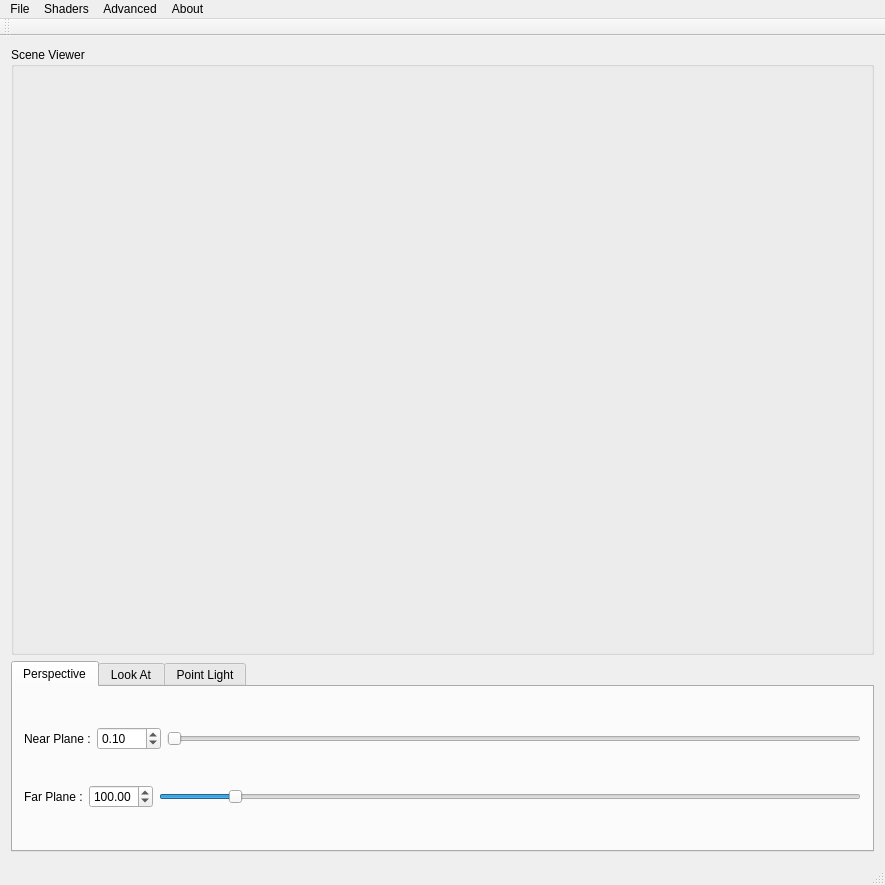
osciva/UB-GIVD-ZBuffer, file mainwindow.ui: the form before one commit.
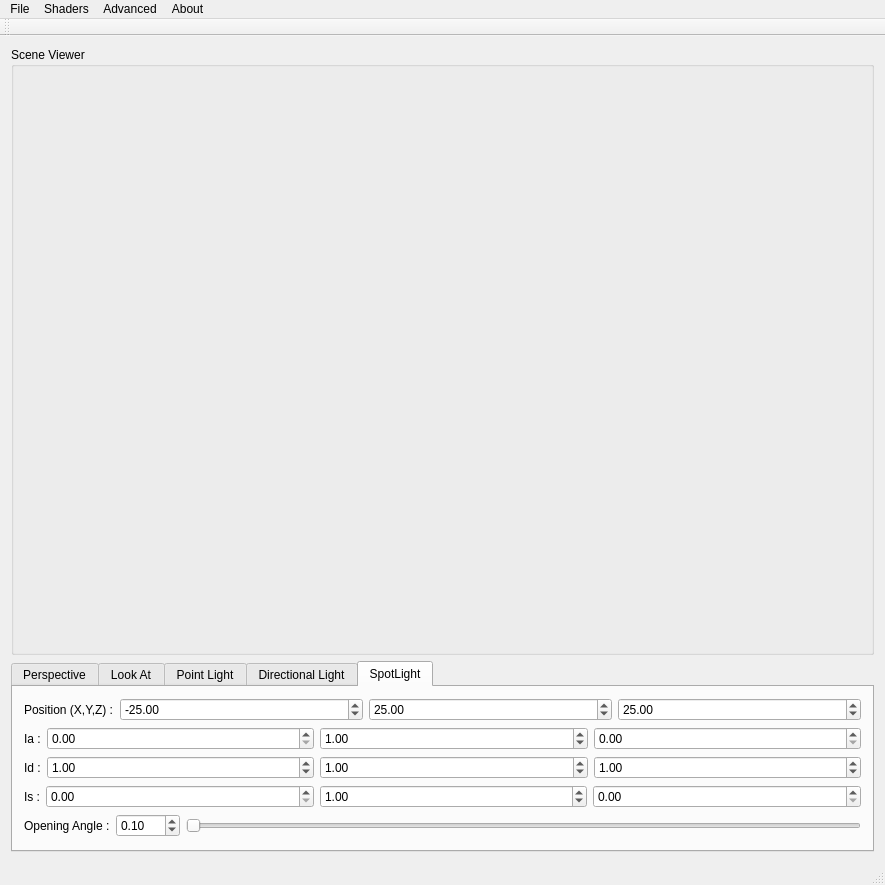
The form after the commit.

Commit message: Added DirectionalLight & SpotLight to mainwindow.ui

```diff
--- a/mainwindow.ui
+++ b/mainwindow.ui
@@ -15,6 +15,42 @@
   </property>
   <widget class="QWidget" name="centralWidget">
    <layout class="QGridLayout" name="gridLayout">
+    <item row="15" column="0">
+     <widget class="QGroupBox" name="groupBox">
+      <property name="sizePolicy">
+       <sizepolicy hsizetype="Preferred" vsizetype="Expanding">
+        <horstretch>0</horstretch>
+        <verstretch>0</verstretch>
+       </sizepolicy>
+      </property>
+      <property name="maximumSize">
+       <size>
+        <width>85000</width>
+        <height>85000</height>
+       </size>
+      </property>
+      <property name="title">
+       <string>Scene Viewer</string>
+      </property>
+      <layout class="QGridLayout" name="gridLayout_2">
+       <property name="leftMargin">
+        <number>0</number>
+       </property>
+       <property name="topMargin">
+        <number>0</number>
+       </property>
+       <property name="rightMargin">
+        <number>0</number>
+       </property>
+       <property name="bottomMargin">
+        <number>0</number>
+       </property>
+       <property name="spacing">
+        <number>0</number>
+       </property>
+      </layout>
+     </widget>
+    </item>
     <item row="16" column="0">
      <widget class="QTabWidget" name="mainTabs">
       <property name="sizePolicy">
@@ -24,7 +60,7 @@
        </sizepolicy>
       </property>
       <property name="currentIndex">
-       <number>0</number>
+       <number>4</number>
       </property>
       <widget class="QWidget" name="perspectiveTab">
        <attribute name="title">
@@ -575,42 +611,528 @@
         </item>
        </layout>
       </widget>
-     </widget>
-    </item>
-    <item row="15" column="0">
-     <widget class="QGroupBox" name="groupBox">
-      <property name="sizePolicy">
-       <sizepolicy hsizetype="Preferred" vsizetype="Expanding">
-        <horstretch>0</horstretch>
-        <verstretch>0</verstretch>
-       </sizepolicy>
-      </property>
-      <property name="maximumSize">
-       <size>
-        <width>85000</width>
-        <height>85000</height>
-       </size>
-      </property>
-      <property name="title">
-       <string>Scene Viewer</string>
-      </property>
-      <layout class="QGridLayout" name="gridLayout_2">
-       <property name="leftMargin">
-        <number>0</number>
-       </property>
-       <property name="topMargin">
-        <number>0</number>
-       </property>
-       <property name="rightMargin">
-        <number>0</number>
-       </property>
-       <property name="bottomMargin">
-        <number>0</number>
-       </property>
-       <property name="spacing">
-        <number>0</number>
-       </property>
-      </layout>
+      <widget class="QWidget" name="diffuseLightTab">
+       <attribute name="title">
+        <string>Directional Light</string>
+       </attribute>
+       <layout class="QGridLayout" name="gridLayout_5">
+        <item row="1" column="0">
+         <layout class="QHBoxLayout" name="horizontalLayout_14">
+          <item>
+           <widget class="QLabel" name="label_12">
+            <property name="sizePolicy">
+             <sizepolicy hsizetype="Fixed" vsizetype="Preferred">
+              <horstretch>0</horstretch>
+              <verstretch>0</verstretch>
+             </sizepolicy>
+            </property>
+            <property name="text">
+             <string>Ia :</string>
+            </property>
+           </widget>
+          </item>
+          <item>
+           <widget class="QDoubleSpinBox" name="lightIa1Spin">
+            <property name="singleStep">
+             <double>0.100000000000000</double>
+            </property>
+            <property name="value">
+             <double>0.000000000000000</double>
+            </property>
+           </widget>
+          </item>
+          <item>
+           <widget class="QDoubleSpinBox" name="lightIa2Spin">
+            <property name="singleStep">
+             <double>0.100000000000000</double>
+            </property>
+            <property name="value">
+             <double>1.000000000000000</double>
+            </property>
+           </widget>
+          </item>
+          <item>
+           <widget class="QDoubleSpinBox" name="lightIa3Spin">
+            <property name="singleStep">
+             <double>0.100000000000000</double>
+            </property>
+            <property name="value">
+             <double>0.000000000000000</double>
+            </property>
+           </widget>
+          </item>
+         </layout>
+        </item>
+        <item row="3" column="0">
+         <layout class="QHBoxLayout" name="horizontalLayout_41">
+          <item>
+           <widget class="QLabel" name="label_21">
+            <property name="sizePolicy">
+             <sizepolicy hsizetype="Fixed" vsizetype="Preferred">
+              <horstretch>0</horstretch>
+              <verstretch>0</verstretch>
+             </sizepolicy>
+            </property>
+            <property name="text">
+             <string>Is :</string>
+            </property>
+           </widget>
+          </item>
+          <item>
+           <widget class="QDoubleSpinBox" name="lightIs1Spin">
+            <property name="singleStep">
+             <double>0.100000000000000</double>
+            </property>
+            <property name="value">
+             <double>0.000000000000000</double>
+            </property>
+           </widget>
+          </item>
+          <item>
+           <widget class="QDoubleSpinBox" name="lightIs2Spin">
+            <property name="singleStep">
+             <double>0.100000000000000</double>
+            </property>
+            <property name="value">
+             <double>1.000000000000000</double>
+            </property>
+           </widget>
+          </item>
+          <item>
+           <widget class="QDoubleSpinBox" name="lightIs3Spin">
+            <property name="singleStep">
+             <double>0.100000000000000</double>
+            </property>
+            <property name="value">
+             <double>0.000000000000000</double>
+            </property>
+           </widget>
+          </item>
+         </layout>
+        </item>
+        <item row="4" column="0">
+         <layout class="QHBoxLayout" name="horizontalLayout_42">
+          <item>
+           <widget class="QLabel" name="label_421">
+            <property name="sizePolicy">
+             <sizepolicy hsizetype="Fixed" vsizetype="Preferred">
+              <horstretch>0</horstretch>
+              <verstretch>0</verstretch>
+             </sizepolicy>
+            </property>
+            <property name="text">
+             <string>Direction :</string>
+            </property>
+           </widget>
+          </item>
+          <item>
+           <widget class="QDoubleSpinBox" name="lightCoefA">
+            <property name="singleStep">
+             <double>0.100000000000000</double>
+            </property>
+            <property name="value">
+             <double>0.000000000000000</double>
+            </property>
+           </widget>
+          </item>
+          <item>
+           <widget class="QDoubleSpinBox" name="lightCoefB">
+            <property name="singleStep">
+             <double>0.100000000000000</double>
+            </property>
+            <property name="value">
+             <double>0.000000000000000</double>
+            </property>
+           </widget>
+          </item>
+          <item>
+           <widget class="QDoubleSpinBox" name="lightCoefC">
+            <property name="singleStep">
+             <double>0.100000000000000</double>
+            </property>
+            <property name="value">
+             <double>1.000000000000000</double>
+            </property>
+           </widget>
+          </item>
+         </layout>
+        </item>
+        <item row="0" column="0">
+         <layout class="QHBoxLayout" name="horizontalLayout_13">
+          <item>
+           <widget class="QLabel" name="label_11">
+            <property name="sizePolicy">
+             <sizepolicy hsizetype="Fixed" vsizetype="Preferred">
+              <horstretch>0</horstretch>
+              <verstretch>0</verstretch>
+             </sizepolicy>
+            </property>
+            <property name="text">
+             <string>Position (X,Y,Z) :</string>
+            </property>
+           </widget>
+          </item>
+          <item>
+           <widget class="QDoubleSpinBox" name="lightPosXSpin">
+            <property name="minimum">
+             <double>-99999.000000000000000</double>
+            </property>
+            <property name="maximum">
+             <double>99999.000000000000000</double>
+            </property>
+            <property name="singleStep">
+             <double>0.100000000000000</double>
+            </property>
+            <property name="value">
+             <double>-25.000000000000000</double>
+            </property>
+           </widget>
+          </item>
+          <item>
+           <widget class="QDoubleSpinBox" name="lightPosYSpin">
+            <property name="minimum">
+             <double>-99999.000000000000000</double>
+            </property>
+            <property name="maximum">
+             <double>99999.000000000000000</double>
+            </property>
+            <property name="singleStep">
+             <double>0.100000000000000</double>
+            </property>
+            <property name="value">
+             <double>25.000000000000000</double>
+            </property>
+           </widget>
+          </item>
+          <item>
+           <widget class="QDoubleSpinBox" name="lightPosZSpin">
+            <property name="minimum">
+             <double>-99999.000000000000000</double>
+            </property>
+            <property name="maximum">
+             <double>99999.000000000000000</double>
+            </property>
+            <property name="singleStep">
+             <double>0.100000000000000</double>
+            </property>
+            <property name="value">
+             <double>25.000000000000000</double>
+            </property>
+           </widget>
+          </item>
+         </layout>
+        </item>
+        <item row="2" column="0">
+         <layout class="QHBoxLayout" name="horizontalLayout_15">
+          <item>
+           <widget class="QLabel" name="label_13">
+            <property name="sizePolicy">
+             <sizepolicy hsizetype="Fixed" vsizetype="Preferred">
+              <horstretch>0</horstretch>
+              <verstretch>0</verstretch>
+             </sizepolicy>
+            </property>
+            <property name="text">
+             <string>Id :</string>
+            </property>
+           </widget>
+          </item>
+          <item>
+           <widget class="QDoubleSpinBox" name="lightId1Spin">
+            <property name="singleStep">
+             <double>0.100000000000000</double>
+            </property>
+            <property name="value">
+             <double>1.000000000000000</double>
+            </property>
+           </widget>
+          </item>
+          <item>
+           <widget class="QDoubleSpinBox" name="lightId2Spin">
+            <property name="singleStep">
+             <double>0.100000000000000</double>
+            </property>
+            <property name="value">
+             <double>1.000000000000000</double>
+            </property>
+           </widget>
+          </item>
+          <item>
+           <widget class="QDoubleSpinBox" name="lightId3Spin">
+            <property name="singleStep">
+             <double>0.100000000000000</double>
+            </property>
+            <property name="value">
+             <double>1.000000000000000</double>
+            </property>
+           </widget>
+          </item>
+         </layout>
+        </item>
+       </layout>
+      </widget>
+      <widget class="QWidget" name="diffuseLightTab">
+       <attribute name="title">
+        <string>SpotLight</string>
+       </attribute>
+       <layout class="QGridLayout" name="gridLayout_5">
+        <item row="1" column="0">
+         <layout class="QHBoxLayout" name="horizontalLayout_14">
+          <item>
+           <widget class="QLabel" name="label_12">
+            <property name="sizePolicy">
+             <sizepolicy hsizetype="Fixed" vsizetype="Preferred">
+              <horstretch>0</horstretch>
+              <verstretch>0</verstretch>
+             </sizepolicy>
+            </property>
+            <property name="text">
+             <string>Ia :</string>
+            </property>
+           </widget>
+          </item>
+          <item>
+           <widget class="QDoubleSpinBox" name="lightIa1Spin">
+            <property name="singleStep">
+             <double>0.100000000000000</double>
+            </property>
+            <property name="value">
+             <double>0.000000000000000</double>
+            </property>
+           </widget>
+          </item>
+          <item>
+           <widget class="QDoubleSpinBox" name="lightIa2Spin">
+            <property name="singleStep">
+             <double>0.100000000000000</double>
+            </property>
+            <property name="value">
+             <double>1.000000000000000</double>
+            </property>
+           </widget>
+          </item>
+          <item>
+           <widget class="QDoubleSpinBox" name="lightIa3Spin">
+            <property name="singleStep">
+             <double>0.100000000000000</double>
+            </property>
+            <property name="value">
+             <double>0.000000000000000</double>
+            </property>
+           </widget>
+          </item>
+         </layout>
+        </item>
+        <item row="3" column="0">
+         <layout class="QHBoxLayout" name="horizontalLayout_41">
+          <item>
+           <widget class="QLabel" name="label_21">
+            <property name="sizePolicy">
+             <sizepolicy hsizetype="Fixed" vsizetype="Preferred">
+              <horstretch>0</horstretch>
+              <verstretch>0</verstretch>
+             </sizepolicy>
+            </property>
+            <property name="text">
+             <string>Is :</string>
+            </property>
+           </widget>
+          </item>
+          <item>
+           <widget class="QDoubleSpinBox" name="lightIs1Spin">
+            <property name="singleStep">
+             <double>0.100000000000000</double>
+            </property>
+            <property name="value">
+             <double>0.000000000000000</double>
+            </property>
+           </widget>
+          </item>
+          <item>
+           <widget class="QDoubleSpinBox" name="lightIs2Spin">
+            <property name="singleStep">
+             <double>0.100000000000000</double>
+            </property>
+            <property name="value">
+             <double>1.000000000000000</double>
+            </property>
+           </widget>
+          </item>
+          <item>
+           <widget class="QDoubleSpinBox" name="lightIs3Spin">
+            <property name="singleStep">
+             <double>0.100000000000000</double>
+            </property>
+            <property name="value">
+             <double>0.000000000000000</double>
+            </property>
+           </widget>
+          </item>
+         </layout>
+        </item>
+        <item row="4" column="0">
+         <layout class="QHBoxLayout" name="horizontalLayout_42">
+          <item>
+           <widget class="QLabel" name="label_421">
+            <property name="sizePolicy">
+             <sizepolicy hsizetype="Fixed" vsizetype="Preferred">
+              <horstretch>0</horstretch>
+              <verstretch>0</verstretch>
+             </sizepolicy>
+            </property>
+            <property name="text">
+             <string>Opening Angle :</string>
+            </property>
+           </widget>
+          </item>
+          <item>
+           <widget class="QDoubleSpinBox" name="openingAngle">
+            <property name="decimals">
+             <number>2</number>
+            </property>
+            <property name="minimum">
+             <double>0.000000000000000</double>
+            </property>
+            <property name="maximum">
+             <double>999.000000000000000</double>
+            </property>
+            <property name="singleStep">
+             <double>0.100000000000000</double>
+            </property>
+            <property name="value">
+             <double>0.100000000000000</double>
+            </property>
+           </widget>
+          </item>
+          <item>
+           <widget class="QSlider" name="persNearSlider">
+            <property name="maximum">
+             <number>99900</number>
+            </property>
+            <property name="value">
+             <number>10</number>
+            </property>
+            <property name="orientation">
+             <enum>Qt::Horizontal</enum>
+            </property>
+           </widget>
+          </item>
+         </layout>
+        </item>
+        <item row="0" column="0">
+         <layout class="QHBoxLayout" name="horizontalLayout_13">
+          <item>
+           <widget class="QLabel" name="label_11">
+            <property name="sizePolicy">
+             <sizepolicy hsizetype="Fixed" vsizetype="Preferred">
+              <horstretch>0</horstretch>
+              <verstretch>0</verstretch>
+             </sizepolicy>
+            </property>
+            <property name="text">
+             <string>Position (X,Y,Z) :</string>
+            </property>
+           </widget>
+          </item>
+          <item>
+           <widget class="QDoubleSpinBox" name="lightPosXSpin">
+            <property name="minimum">
+             <double>-99999.000000000000000</double>
+            </property>
+            <property name="maximum">
+             <double>99999.000000000000000</double>
+            </property>
+            <property name="singleStep">
+             <double>0.100000000000000</double>
+            </property>
+            <property name="value">
+             <double>-25.000000000000000</double>
+            </property>
+           </widget>
+          </item>
+          <item>
+           <widget class="QDoubleSpinBox" name="lightPosYSpin">
+            <property name="minimum">
+             <double>-99999.000000000000000</double>
+            </property>
+            <property name="maximum">
+             <double>99999.000000000000000</double>
+            </property>
+            <property name="singleStep">
+             <double>0.100000000000000</double>
+            </property>
+            <property name="value">
+             <double>25.000000000000000</double>
+            </property>
+           </widget>
+          </item>
+          <item>
+           <widget class="QDoubleSpinBox" name="lightPosZSpin">
+            <property name="minimum">
+             <double>-99999.000000000000000</double>
+            </property>
+            <property name="maximum">
+             <double>99999.000000000000000</double>
+            </property>
+            <property name="singleStep">
+             <double>0.100000000000000</double>
+            </property>
+            <property name="value">
+             <double>25.000000000000000</double>
+            </property>
+           </widget>
+          </item>
+         </layout>
+        </item>
+        <item row="2" column="0">
+         <layout class="QHBoxLayout" name="horizontalLayout_15">
+          <item>
+           <widget class="QLabel" name="label_13">
+            <property name="sizePolicy">
+             <sizepolicy hsizetype="Fixed" vsizetype="Preferred">
+              <horstretch>0</horstretch>
+              <verstretch>0</verstretch>
+             </sizepolicy>
+            </property>
+            <property name="text">
+             <string>Id :</string>
+            </property>
+           </widget>
+          </item>
+          <item>
+           <widget class="QDoubleSpinBox" name="lightId1Spin">
+            <property name="singleStep">
+             <double>0.100000000000000</double>
+            </property>
+            <property name="value">
+             <double>1.000000000000000</double>
+            </property>
+           </widget>
+          </item>
+          <item>
+           <widget class="QDoubleSpinBox" name="lightId2Spin">
+            <property name="singleStep">
+             <double>0.100000000000000</double>
+            </property>
+            <property name="value">
+             <double>1.000000000000000</double>
+            </property>
+           </widget>
+          </item>
+          <item>
+           <widget class="QDoubleSpinBox" name="lightId3Spin">
+            <property name="singleStep">
+             <double>0.100000000000000</double>
+            </property>
+            <property name="value">
+             <double>1.000000000000000</double>
+            </property>
+           </widget>
+          </item>
+         </layout>
+        </item>
+       </layout>
+      </widget>
      </widget>
     </item>
    </layout>
@@ -621,7 +1143,7 @@
      <x>0</x>
      <y>0</y>
      <width>885</width>
-     <height>22</height>
+     <height>24</height>
     </rect>
    </property>
    <widget class="QMenu" name="menuModels">
```
Left out of the diff: 1 changed line with no effect on the pictures. The commit also changes 4 other files.
